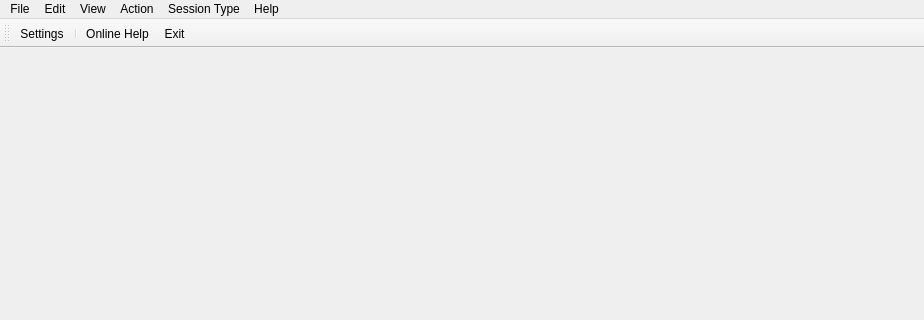
Old version of the form source/client/ui/main_window.ui in the repository SammyEnigma/aspia; both pictures show x 0 to 924 and y 0 to 320 of the 924 by 645 pixel window.
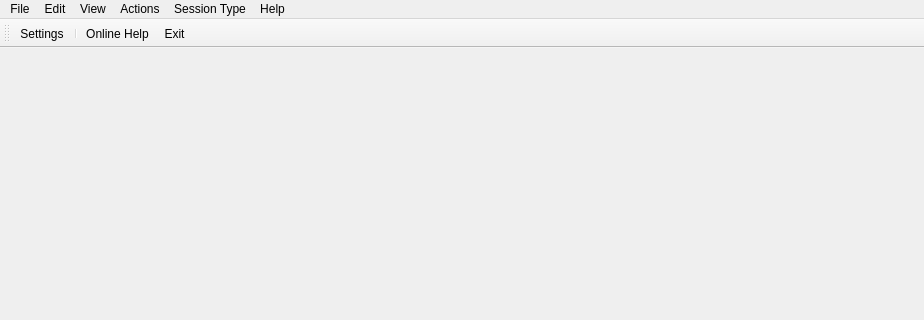
New version of the form. Icons and pictures are not drawn. Custom widgets are drawn as their Qt base class.

The edit to the form file:
```diff
--- a/source/client/ui/main_window.ui
+++ b/source/client/ui/main_window.ui
@@ -100,7 +100,7 @@
    </widget>
    <widget class="QMenu" name="menu_action">
     <property name="title">
-     <string>Action</string>
+     <string>Actions</string>
     </property>
    </widget>
    <addaction name="menu_file"/>
```
